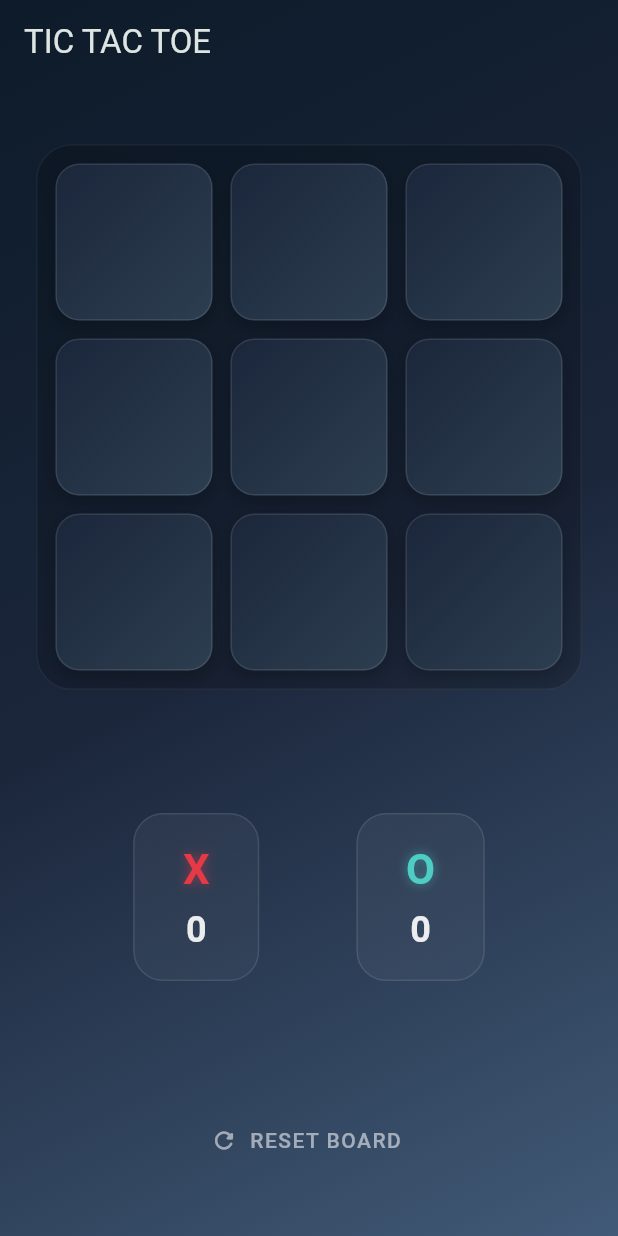
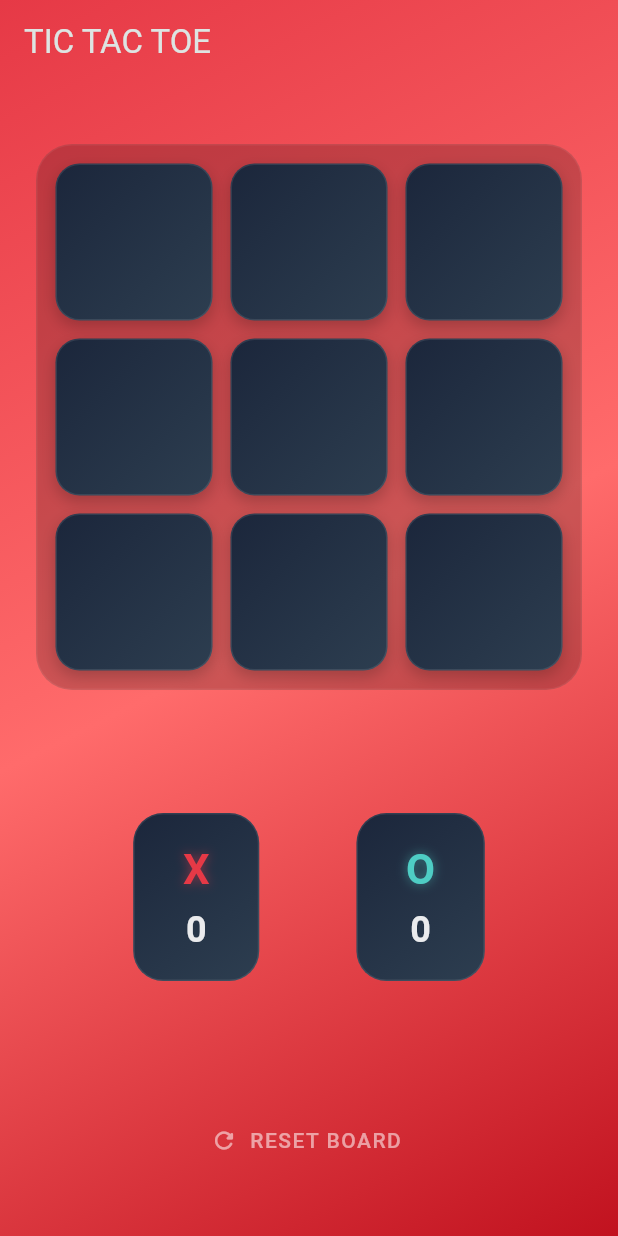
Before and after one commit to Miiite/TicTacToe, a Flutter app: the GameScreen screen opened by its route, after a tap on "RESET BOARD", on a phone screen of 412 x 824 dp. Run offline on Flutter 3.47's test engine with Material 3 defaults, Android fonts, the phone set to English and light mode, and no system bars; our stand-ins replace flutter_bloc, freezed_annotation, go_router; Roboto replaces fonts that are missing (SF Pro Display).

Commit message:
cleaned up background color gradients

```diff
--- a/lib/screens/game_screen.dart
+++ b/lib/screens/game_screen.dart
@@ -10,6 +10,18 @@ class GameScreen extends StatelessWidget {
 
   @override
   Widget build(BuildContext context) {
+    final currentColorGradient = context.select((GameCubit cubit){
+      return cubit.state.maybeMap(
+        game: (value) {
+          return switch(value.playerTurn){
+            PlayerType.x => GameColors.redGradient,
+            PlayerType.o => GameColors.greenGradient,
+          };
+        },
+        orElse: () => GameColors.backgroundGradient,
+      );
+    });
+
     return Scaffold(
       appBar: AppBar(
         title: const Text('TIC TAC TOE'),
@@ -18,7 +30,7 @@ class GameScreen extends StatelessWidget {
       extendBodyBehindAppBar: true,
       body: Container(
         decoration: BoxDecoration(
-          gradient: GameColors.backgroundGradient,
+          gradient: currentColorGradient,
         ),
         child: SafeArea(
           child: Padding(
@@ -84,7 +96,6 @@ class _GameBoard extends StatelessWidget {
                 return GameCell(
                   index: index,
                   value: gameBoard?[index],
-                  isWinningCell: false,
                   isGameOver: false,
                   onTap: () {
                     context.read<GameCubit>().selectCell(index);
@@ -168,11 +179,7 @@ class _ScoreCard extends StatelessWidget {
     return Container(
       padding: const .symmetric(horizontal: 32, vertical: 16),
       decoration: BoxDecoration(
-        gradient: LinearGradient(
-          begin: .topLeft,
-          end: .bottomRight,
-          colors: [Colors.white.withAlpha(13), Colors.white.withAlpha(8)],
-        ),
+        gradient: GameColors.cellGradient,
         borderRadius: BorderRadius.circular(20),
         border: .all(
           color: Colors.white.withAlpha(25),
--- a/lib/utils/game_colors.dart
+++ b/lib/utils/game_colors.dart
@@ -13,4 +13,33 @@ class GameColors {
       Color(0xFF415A77),
     ],
   );
+
+  static LinearGradient redGradient = LinearGradient(
+    begin: Alignment.topLeft,
+    end: Alignment.bottomRight,
+    colors: [
+      Color(0xFFE63946),
+      Color(0xFFFF6B6B),
+      Color(0xFFC1121F),
+    ],
+  );
+
+  static LinearGradient greenGradient = LinearGradient(
+    begin: Alignment.topLeft,
+    end: Alignment.bottomRight,
+    colors: [
+      Color(0xFF4ECDC4),
+      Color(0xFF6EE7DE),
+      Color(0xFF2A9D8F),
+    ],
+  );
+
+  static LinearGradient cellGradient = LinearGradient(
+              begin: .topLeft,
+              end: .bottomRight,
+              colors: [
+                      const Color(0xFF1B263B),
+                      const Color(0xFF2D3E50),
+                    ],
+            );
 }
--- a/lib/widgets/game_cell.dart
+++ b/lib/widgets/game_cell.dart
@@ -1,4 +1,5 @@
 import 'package:flutter/material.dart';
+import 'package:tictactoe/utils/game_colors.dart';
 
 import '../models/models.dart';
 import '../services/sound_service.dart';
@@ -6,7 +7,6 @@ import '../services/sound_service.dart';
 class GameCell extends StatefulWidget {
   final int index;
   final PlayerType? value;
-  final bool isWinningCell;
   final bool isGameOver;
   final VoidCallback onTap;
 
@@ -14,7 +14,6 @@ class GameCell extends StatefulWidget {
     super.key,
     required this.index,
     required this.value,
-    required this.isWinningCell,
     required this.isGameOver,
     required this.onTap,
   });
@@ -88,25 +87,11 @@ class _GameCellState extends State<GameCell> with SingleTickerProviderStateMixin
         duration: const Duration(milliseconds: 150),
         child: Container(
           decoration: BoxDecoration(
-            gradient: LinearGradient(
-              begin: .topLeft,
-              end: .bottomRight,
-              colors: widget.isWinningCell
-                  ? [
-                      const Color(0xFF4ECDC4).withAlpha(80),
-                      const Color(0xFF44CF6C).withAlpha(80),
-                    ]
-                  : [
-                      const Color(0xFF1B263B),
-                      const Color(0xFF2D3E50),
-                    ],
-            ),
+            gradient: GameColors.cellGradient,
             borderRadius: BorderRadius.circular(16),
             border: .all(
-              color: widget.isWinningCell
-                  ? const Color(0xFF4ECDC4)
-                  : Colors.white.withAlpha(25),
-              width: widget.isWinningCell ? 2 : 1,
+              color: Colors.white.withAlpha(25),
+              width: 1,
             ),
             boxShadow: [
               BoxShadow(
@@ -114,12 +99,6 @@ class _GameCellState extends State<GameCell> with SingleTickerProviderStateMixin
                 blurRadius: 8,
                 offset: const Offset(0, 4),
               ),
-              if (widget.isWinningCell)
-                BoxShadow(
-                  color: const Color(0xFF4ECDC4).withAlpha(75),
-                  blurRadius: 16,
-                  spreadRadius: 2,
-                ),
             ],
           ),
           child: Center(
```
